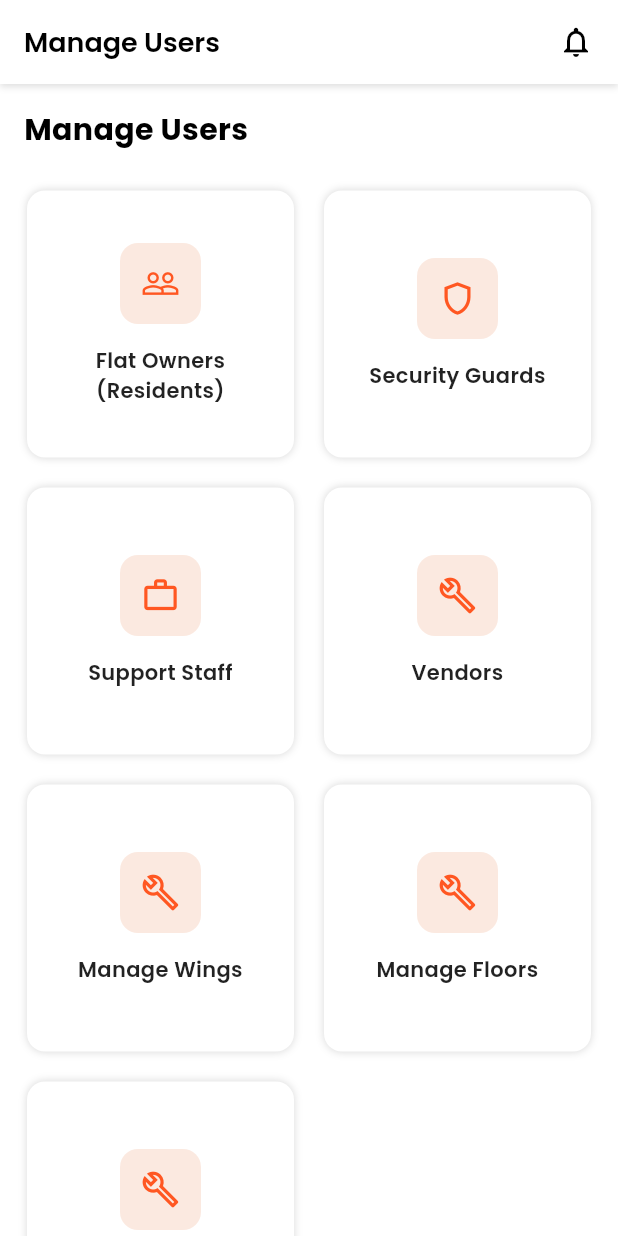
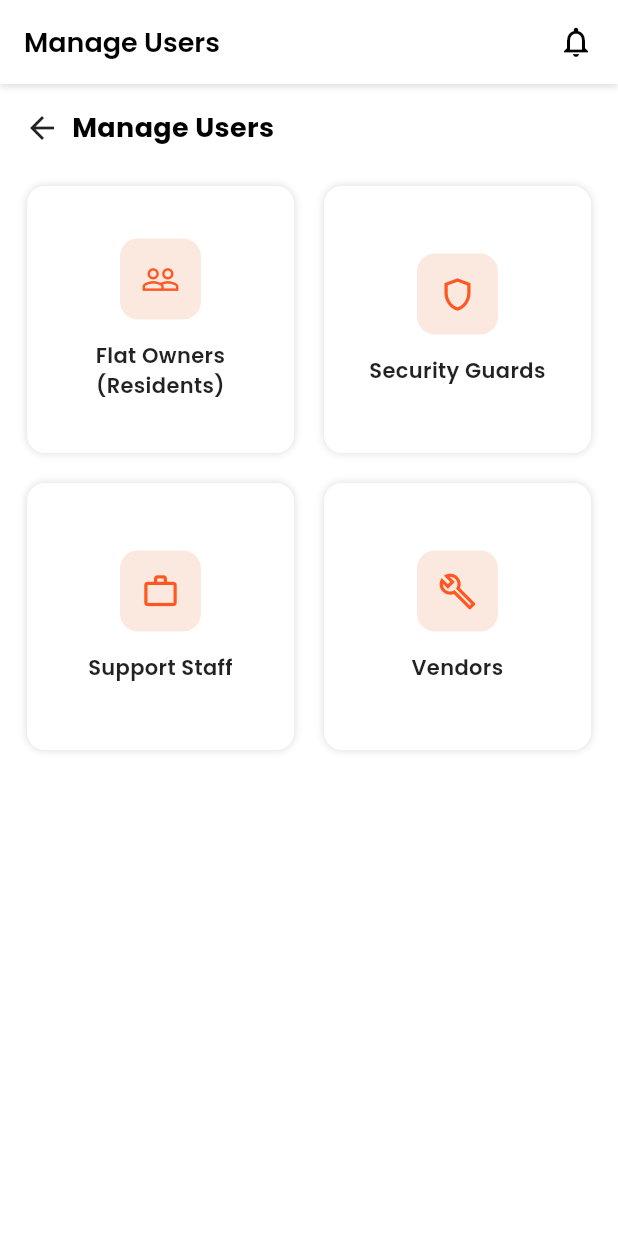
Before and after one commit to RohitAlp/Visitor__App, a Flutter app: the screen it shows after launch, after a tap on "Login", on a phone screen of 412 x 824 dp. Run offline on Flutter 3.47's test engine with Material 3 defaults, Android fonts, the phone set to English and light mode, and no system bars; our stand-ins replace bloc, dio, equatable, flutter_bloc, flutter_secure_storage, flutter_svg and 3 more; accounts and stored records are empty.

Commit message:
manage users and property screen design

```diff
--- a/lib/config/Routes/Route.dart
+++ b/lib/config/Routes/Route.dart
@@ -1,6 +1,6 @@
 import 'package:flutter/material.dart';
 import 'package:visitorapp/screens/Login/Login_screen.dart';
-import 'package:visitorapp/screens/society_admin/manage_users_screen.dart';
+import 'package:visitorapp/screens/society_admin/manageUserAndProperty/manage_users_screen.dart';
 
 import '../../screens/dashboard/dashboard_screen.dart';
 import '../../screens/splash_screen/SplashScreen.dart';
@@ -16,25 +16,34 @@ import 'RouteName.dart';
 class Routes {
   static Route<dynamic> generateRoute(RouteSettings setting) {
     switch (setting.name) {
+
       case RouteName.splashScreen:
         return MaterialPageRoute(builder: (context) => Splashscreen());
+
       case RouteName.loginScreen:
         return MaterialPageRoute(builder: (context) => LoginScreen());
+
       case RouteName.settingsScreen:
         return MaterialPageRoute(builder: (context) => SettingsScreen());
+
       case RouteName.dashboardScreen:
         return MaterialPageRoute(builder: (context) => DashboardScreen());
+
       case RouteName.manageUsersSocietyAdmin:
-        return MaterialPageRoute(builder: (context) => ManageUsersScreen());
+        final args = setting.arguments as int;
+        return MaterialPageRoute(
+          builder: (_) => ManageUsersScreen(type: args),
+        );
 
       case RouteName.notificationScreen:
-        return MaterialPageRoute(builder: (context) => const NotificationScreen());
+        return MaterialPageRoute(
+          builder: (context) => const NotificationScreen(),
+        );
 
       default:
         return MaterialPageRoute(
-          builder: (context) {
-            return Scaffold(body: Text('No Route Found'));
-          },
+          builder: (context) =>
+          const Scaffold(body: Center(child: Text('No Route Found'))),
         );
     }
   }
--- a/lib/screens/Login/Login_screen.dart
+++ b/lib/screens/Login/Login_screen.dart
@@ -34,6 +34,7 @@ class _LoginScreenState extends State<LoginScreen> {
                     context,
                     // RouteName.dashboardScreen,
                     RouteName.manageUsersSocietyAdmin,
+                    arguments: 1,
                   );
                 },
                 child: Container(
--- a/lib/screens/society_admin/manage_users_screen.dart
+++ b/lib/screens/society_admin/manageUserAndProperty/manage_users_screen.dart
@@ -1,33 +1,57 @@
 import 'package:flutter/material.dart';
 import 'package:visitorapp/widgets/custom_app_bar.dart';
 
-class ManageUsersScreen extends StatelessWidget {
-  const ManageUsersScreen({super.key});
+class ManageUsersScreen extends StatefulWidget {
+  final int type;
 
+  const ManageUsersScreen({super.key,required this.type});
+
+  @override
+  State<ManageUsersScreen> createState() => _ManageUsersScreenState();
+}
+
+class _ManageUsersScreenState extends State<ManageUsersScreen> {
   @override
   Widget build(BuildContext context) {
     return Scaffold(
       backgroundColor: Colors.white,
-      appBar: const CustomAppBar(
-        title: "Manage Users",
-        showBackButton: false,
-      ),
+      appBar: const CustomAppBar(title: "Manage Users", showBackButton: false),
       body: Column(
         crossAxisAlignment: CrossAxisAlignment.start,
         children: [
-          const Padding(
+          Padding(
             padding: EdgeInsets.fromLTRB(16, 16, 16, 8),
-            child: Text(
-              "Manage Users",
-              style: TextStyle(
-                fontSize: 20,
-                fontWeight: FontWeight.bold,
-                color: Colors.black,
-              ),
+            child: Row(
+              children: [
+                GestureDetector(
+                  onTap: () {
+                    Navigator.pop(context);
+                  },
+                  child: Icon(Icons.arrow_back),
+                ),
+                SizedBox(width: 8),
+                if(widget.type == 1)
+                  Text(
+                    "Manage Users",
+                    style: TextStyle(
+                      fontSize: 18,
+                      fontWeight: FontWeight.bold,
+                      color: Colors.black,
+                    ),
+                  )
+                else
+                  Text(
+                    "Manage Property",
+                    style: TextStyle(
+                      fontSize: 18,
+                      fontWeight: FontWeight.bold,
+                      color: Colors.black,
+                    ),
+                  ),
+              ],
             ),
           ),
 
-          /// Grid
           Expanded(
             child: GridView.count(
               padding: const EdgeInsets.all(12),
@@ -35,7 +59,8 @@ class ManageUsersScreen extends StatelessWidget {
               crossAxisSpacing: 8,
               mainAxisSpacing: 8,
               childAspectRatio: 1,
-              children: const [
+              children: widget.type == 1
+                  ? const [
                 _UserCard(
                   icon: Icons.people_outline,
                   title: "Flat Owners\n(Residents)",
@@ -52,6 +77,8 @@ class ManageUsersScreen extends StatelessWidget {
                   icon: Icons.build_outlined,
                   title: "Vendors",
                 ),
+              ]
+                  : const [
                 _UserCard(
                   icon: Icons.build_outlined,
                   title: "Manage Wings",
@@ -72,14 +99,12 @@ class ManageUsersScreen extends StatelessWidget {
     );
   }
 }
+
 class _UserCard extends StatelessWidget {
   final IconData icon;
   final String title;
 
-  const _UserCard({
-    required this.icon,
-    required this.title,
-  });
+  const _UserCard({required this.icon, required this.title});
 
   @override
   Widget build(BuildContext context) {
@@ -108,11 +133,7 @@ class _UserCard extends StatelessWidget {
                 color: const Color(0xffFBE9E0),
                 borderRadius: BorderRadius.circular(12),
               ),
-              child: Icon(
-                icon,
-                color: Colors.deepOrange,
-                size: 26,
-              ),
+              child: Icon(icon, color: Colors.deepOrange, size: 26),
             ),
             const SizedBox(height: 14),
             Text(
```
